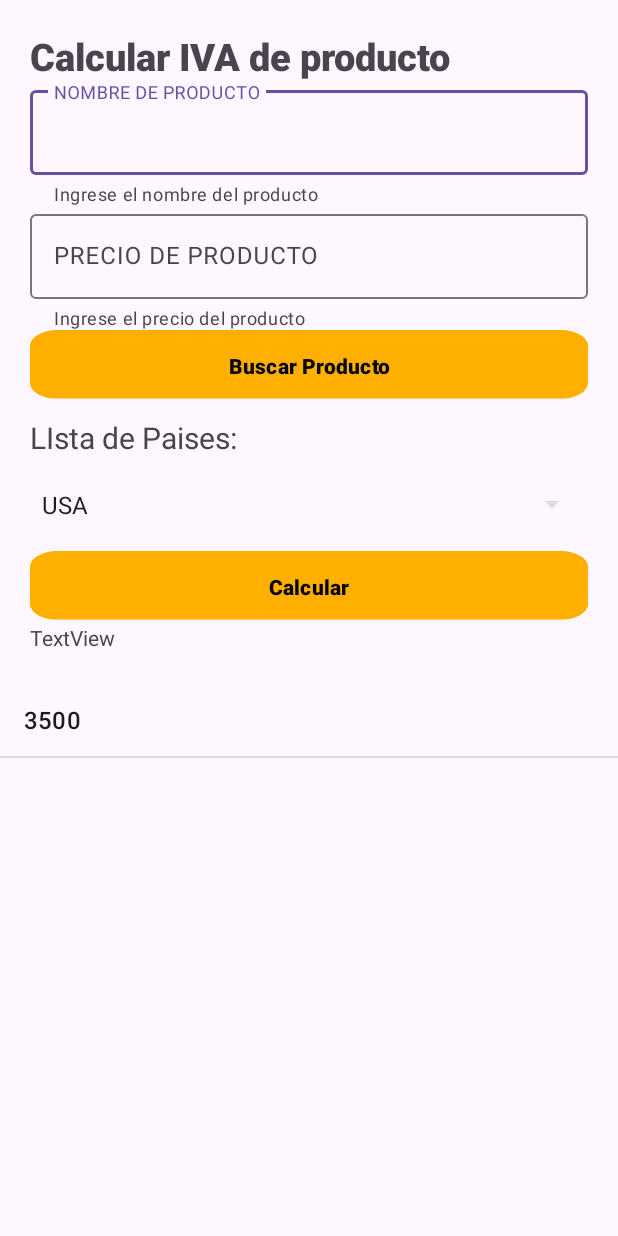
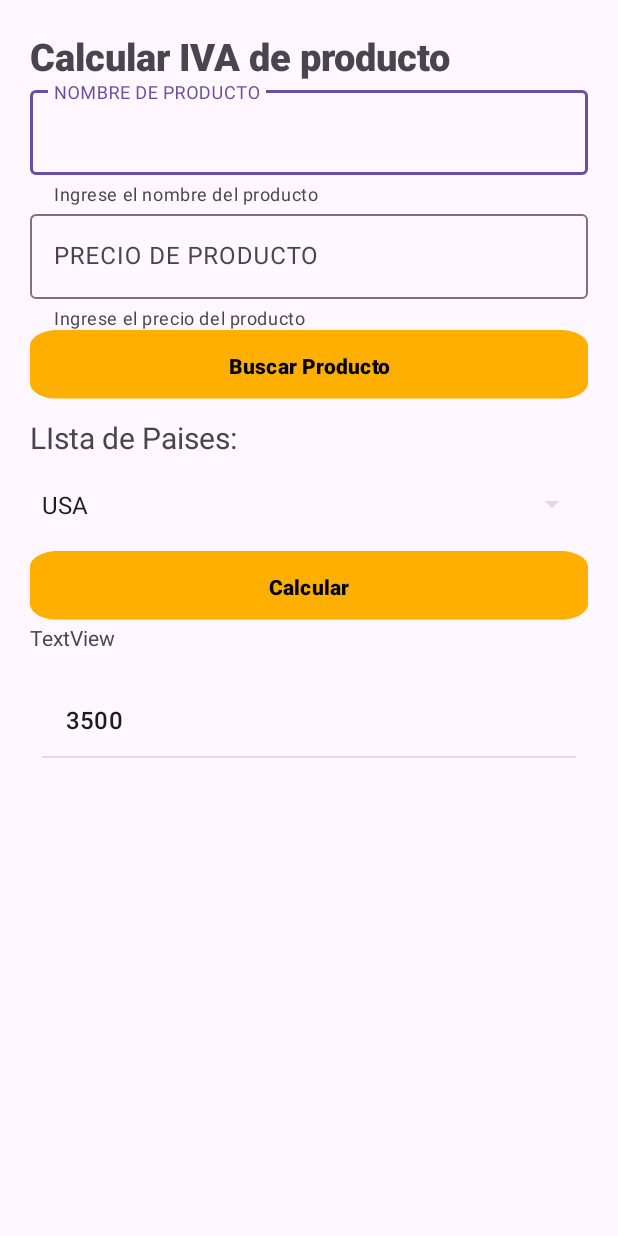
Before and after one commit to shinshini/proymovil, an Android app: the MainActivity screen opened directly, with no data from a screen before it, on a phone screen of 412 x 824 dp. Run offline under Robolectric (Android 15) with nearby library versions, the phone set to English and light mode, and no system bars.

Commit message:
se modifico el main el diseño

```diff
--- a/app/src/main/res/layout/activity_main.xml
+++ b/app/src/main/res/layout/activity_main.xml
@@ -114,8 +114,8 @@
 
     <ListView
         android:id="@+id/listaProductos"
-        android:layout_width="412dp"
-        android:layout_height="267dp"
+        android:layout_width="356dp"
+        android:layout_height="732dp"
         android:layout_marginTop="1dp"
         app:layout_constraintEnd_toEndOf="parent"
         app:layout_constraintHorizontal_bias="0.5"
```
